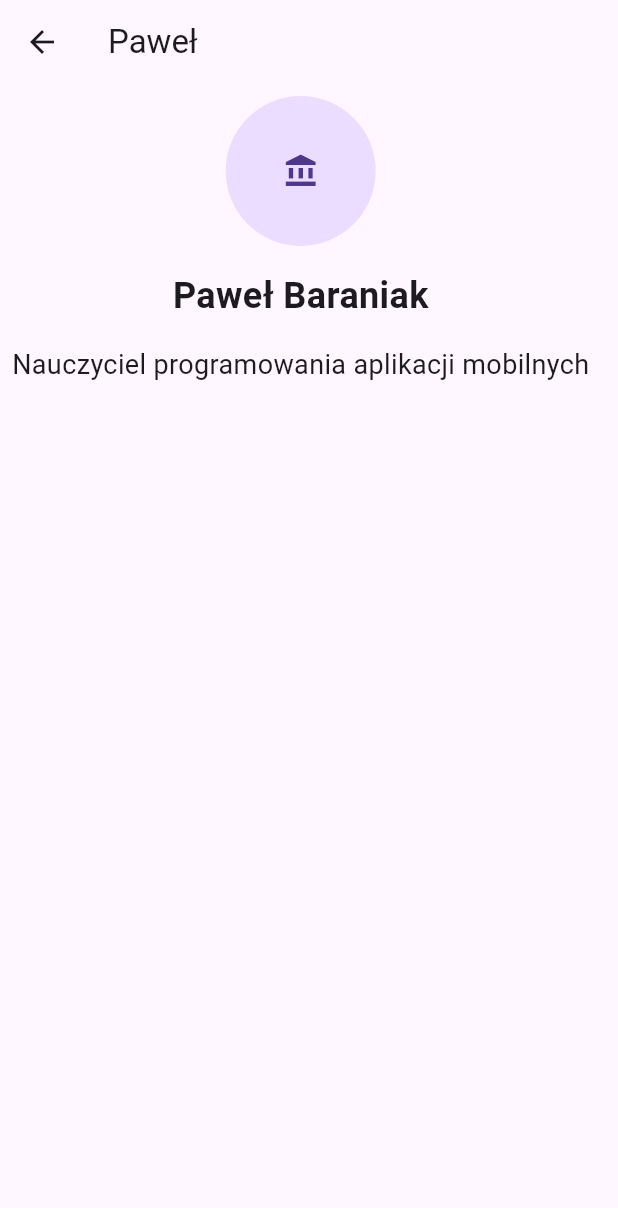
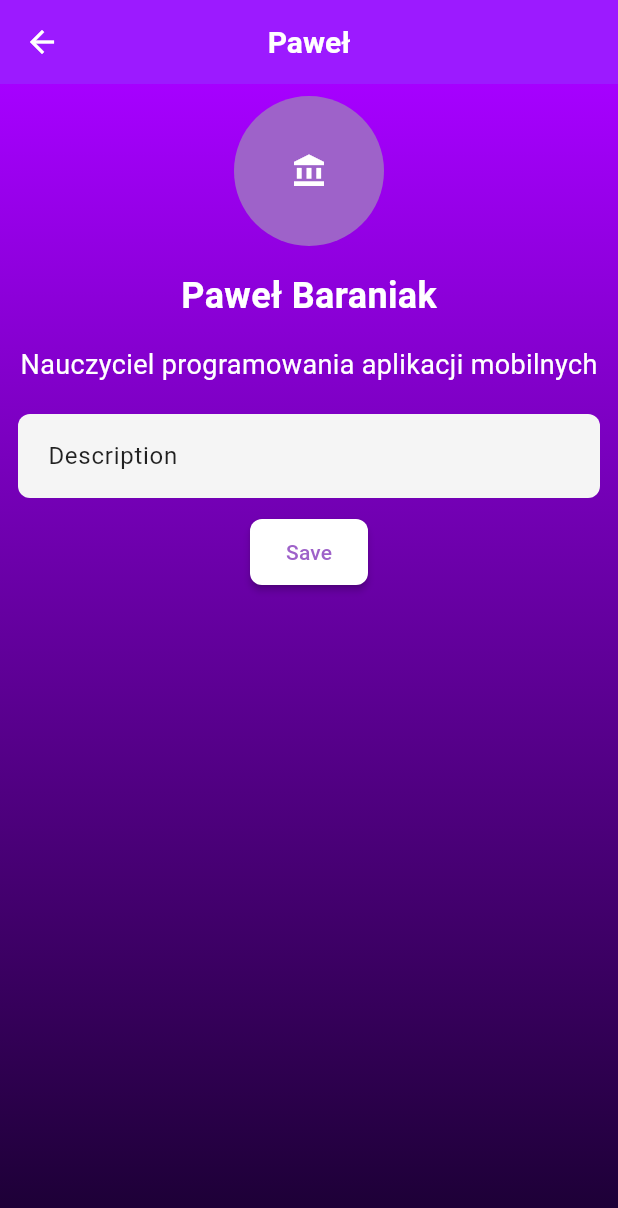
Before and after one commit to TheMalrok/flutter_login_auth_home_classes, a Flutter app: the HomeScreen screen opened directly, after a tap on an icon or button, on a phone screen of 412 x 824 dp. Shown: the top 1208 px of the screen. Run offline on Flutter 3.47's test engine with Material 3 defaults, Android fonts, the phone set to English and light mode, and no system bars; our stand-ins replace like_button, shared_preferences; accounts and stored records are empty.

Commit message:
dodanie przycisku i pola wpisywania opisu

```diff
--- /dev/null
+++ b/lib/customization/themes.dart
@@ -0,0 +1,162 @@
+// ignore_for_file: deprecated_member_use
+
+import 'package:flutter/material.dart';
+
+class AppThemes {
+  /// Light theme for the application
+  static ThemeData lightTheme = ThemeData(
+    // Base theme brightness
+    brightness: Brightness.light,
+
+    // Color scheme
+    colorScheme: ColorScheme.light(
+      primary: const Color.fromARGB(255, 158, 98, 201),
+      onPrimary: Colors.white,
+      secondary: Colors.teal,
+      onSecondary: Colors.white,
+      error: Colors.red,
+      onError: Colors.white,
+      surface: Colors.white,
+      onSurface: Colors.black87,
+    ),
+
+    // Scaffold background color
+    scaffoldBackgroundColor: Colors.cyanAccent[50],
+
+    // AppBar theme
+    appBarTheme: AppBarTheme(
+      elevation: 0,
+      centerTitle: true,
+      backgroundColor: const Color.fromARGB(255, 156, 26, 255),
+      iconTheme: IconThemeData(color: Colors.white),
+      titleTextStyle: TextStyle(
+        color: Colors.white,
+        fontSize: 20,
+        fontWeight: FontWeight.w600,
+      ),
+    ),
+
+    // Card theme
+    cardTheme: CardTheme(
+      elevation: 2,
+      shape: RoundedRectangleBorder(
+        borderRadius: BorderRadius.circular(12),
+      ),
+      color: const Color.fromARGB(255, 199, 199, 199),
+      shadowColor: Colors.black.withOpacity(0.1),
+    ),
+
+    // Button themes
+    elevatedButtonTheme: ElevatedButtonThemeData(
+      style: ElevatedButton.styleFrom(
+        elevation: 2,
+        padding: EdgeInsets.symmetric(horizontal: 24, vertical: 12),
+        shape: RoundedRectangleBorder(
+          borderRadius: BorderRadius.circular(8),
+        ),
+      ),
+    ),
+
+    textButtonTheme: TextButtonThemeData(
+      style: TextButton.styleFrom(
+        padding: EdgeInsets.symmetric(horizontal: 16, vertical: 8),
+      ),
+    ),
+
+    outlinedButtonTheme: OutlinedButtonThemeData(
+      style: OutlinedButton.styleFrom(
+        padding: EdgeInsets.symmetric(horizontal: 24, vertical: 12),
+        side: BorderSide(color: Colors.blue, width: 1.5),
+        shape: RoundedRectangleBorder(
+          borderRadius: BorderRadius.circular(8),
+        ),
+      ),
+    ),
+
+    // Input decoration
+    inputDecorationTheme: InputDecorationTheme(
+      filled: true,
+      fillColor: Colors.grey[100],
+      contentPadding: EdgeInsets.symmetric(horizontal: 16, vertical: 16),
+      border: OutlineInputBorder(
+        borderRadius: BorderRadius.circular(8),
+        borderSide: BorderSide.none,
+      ),
+      enabledBorder: OutlineInputBorder(
+        borderRadius: BorderRadius.circular(8),
+        borderSide: BorderSide.none,
+      ),
+      focusedBorder: OutlineInputBorder(
+        borderRadius: BorderRadius.circular(8),
+        borderSide: BorderSide(color: Colors.blue, width: 2),
+      ),
+      errorBorder: OutlineInputBorder(
+        borderRadius: BorderRadius.circular(8),
+        borderSide: BorderSide(color: Colors.red, width: 2),
+      ),
+      labelStyle: TextStyle(color: Colors.grey[700]),
+    ),
+
+    // Text theme
+    textTheme: TextTheme(
+      displayLarge:
+          TextStyle(color: Colors.black87, fontWeight: FontWeight.bold),
+      displayMedium:
+          TextStyle(color: Colors.black87, fontWeight: FontWeight.bold),
+      displaySmall:
+          TextStyle(color: Colors.black87, fontWeight: FontWeight.bold),
+      headlineMedium:
+          TextStyle(color: Colors.black87, fontWeight: FontWeight.w600),
+      headlineSmall:
+          TextStyle(color: Colors.black87, fontWeight: FontWeight.w600),
+      titleLarge: TextStyle(color: Colors.black87, fontWeight: FontWeight.w600),
+      bodyLarge: TextStyle(color: Colors.black87),
+      bodyMedium: TextStyle(color: Colors.black87),
+    ),
+
+    // Bottom navigation bar theme
+    bottomNavigationBarTheme: BottomNavigationBarThemeData(
+      backgroundColor: Colors.white,
+      selectedItemColor: Colors.blue,
+      unselectedItemColor: Colors.grey[600],
+      type: BottomNavigationBarType.fixed,
+      elevation: 8,
+    ),
+
+    // Floating action button theme
+    floatingActionButtonTheme: FloatingActionButtonThemeData(
+      backgroundColor: Colors.blue,
+      foregroundColor: Colors.white,
+    ),
+
+    // Switch theme
+    switchTheme: SwitchThemeData(
+      trackColor: WidgetStateProperty.resolveWith((states) =>
+          states.contains(WidgetState.selected)
+              ? Colors.blue.withOpacity(0.5)
+              : Colors.grey[300]),
+      thumbColor: WidgetStateProperty.resolveWith((states) =>
+          states.contains(WidgetState.selected)
+              ? Colors.blue
+              : Colors.grey[50]),
+    ),
+
+    // Checkbox theme
+    checkboxTheme: CheckboxThemeData(
+      fillColor: WidgetStateProperty.resolveWith((states) =>
+          states.contains(WidgetState.selected)
+              ? Colors.blue
+              : Colors.grey[300]),
+      shape: RoundedRectangleBorder(
+        borderRadius: BorderRadius.circular(4),
+      ),
+    ),
+
+    // Divider theme
+    dividerTheme: DividerThemeData(
+      space: 1,
+      thickness: 1,
+      color: Colors.grey[300],
+    ),
+  );
+}
--- a/lib/main.dart
+++ b/lib/main.dart
@@ -1,4 +1,5 @@
 import 'package:flutter/material.dart';
+import 'package:flutter_application_1/customization/themes.dart';
 import 'package:flutter_application_1/screens/home_screen.dart';
 import 'package:flutter_application_1/screens/login_screen.dart';
 import 'package:shared_preferences/shared_preferences.dart';
@@ -13,6 +14,7 @@ class MyApp extends StatelessWidget {
   @override
   Widget build(BuildContext context) {
     return MaterialApp(
+      theme: AppThemes.lightTheme,
       debugShowCheckedModeBanner: false,
       title: 'Flutter Demo',
       home: FutureBuilder<bool>(
@@ -20,7 +22,10 @@ class MyApp extends StatelessWidget {
         builder: (context, snapshot) {
           if (snapshot.connectionState == ConnectionState.waiting) {
             return const Scaffold(
-                body: Center(child: CircularProgressIndicator()));
+              body: Center(
+                child: CircularProgressIndicator(),
+              ),
+            );
           }
           return snapshot.data == true
               ? const HomeScreen()
--- a/lib/person_list.dart
+++ b/lib/person_list.dart
@@ -15,18 +15,12 @@ List<Person> personList = [
   Person(
     name: 'Agnieszka',
     isTeacher: false,
-    surname: 'Kowalska',
+    surname: 'Płudowska',
   ),
   Person(
     name: 'Adam',
     isTeacher: false,
     surname: 'Nowak',
-  ),
-  Person(
-    name: "Krzysztof",
-    isTeacher: false,
-    surname: "Polak",
-    description: "Dziadziu dzk",
   ),
   Person(
       name: "Tomek",
@@ -44,5 +38,17 @@ List<Person> personList = [
       name: "Patryk",
       isTeacher: true,
       surname: "Grzyb",
-      description: "charyzmatyczny, piękny, skromy")
+      description: "charyzmatyczny, piękny, skromy"),
+  Person(
+      name: "Aleks",
+      isTeacher: false,
+      surname: "Szlapa",
+      description: "AAAAAAAAAAAAAAAAAAAAAAAAAAAAA"),
+  Person(
+      name: "Antoni", isTeacher: false, surname: "Smaga", description: "COS"),
+  Person(
+      name: "Mikolaj",
+      isTeacher: true,
+      surname: "Lawecki",
+      description: "Sigma"),
 ];
--- a/lib/screens/home_screen.dart
+++ b/lib/screens/home_screen.dart
@@ -22,7 +22,13 @@ class _HomeScreenState extends State<HomeScreen> {
               icon: Icon(Icons.settings))
         ],
       ),
-      body: RefreshIndicator(
+      body: Container(
+        decoration: BoxDecoration(
+            gradient: LinearGradient(colors: [
+          const Color.fromARGB(255, 166, 0, 255),
+          const Color.fromARGB(255, 26, 0, 50),
+        ], begin: Alignment.topCenter, end: Alignment.bottomCenter)),
+        child: RefreshIndicator(
           onRefresh: () {
             setState(() {
               personList.shuffle();
@@ -36,6 +42,7 @@ class _HomeScreenState extends State<HomeScreen> {
             },
           ),
         ),
+      ),
     );
   }
 }
--- a/lib/screens/person_screen.dart
+++ b/lib/screens/person_screen.dart
@@ -1,7 +1,7 @@
 import 'package:flutter/material.dart';
 import 'package:flutter_application_1/classes/person.dart';
 
-class PersonScreen extends StatelessWidget {
+class PersonScreen extends StatefulWidget {
   final Person person;
   const PersonScreen({
     super.key,
@@ -9,42 +9,80 @@ class PersonScreen extends StatelessWidget {
   });
 
   @override
+  State<PersonScreen> createState() => _PersonScreenState();
+}
+
+class _PersonScreenState extends State<PersonScreen> {
+  @override
   Widget build(BuildContext context) {
+    var _textEditingController = TextEditingController();
     return Scaffold(
         appBar: AppBar(
-          title: Text(person.name),
+          title: Text(widget.person.name),
         ),
-        body: Column(
+        body: Container(
+          decoration: BoxDecoration(
+              gradient: LinearGradient(colors: [
+            const Color.fromARGB(255, 166, 0, 255),
+            const Color.fromARGB(255, 26, 0, 50),
+          ], begin: Alignment.topCenter, end: Alignment.bottomCenter)),
+          child: Center(
+            child: Column(
               children: [
                 Padding(
                   padding: const EdgeInsets.all(8.0),
+                  child: Hero(
+                    tag:
+                        "person_icon_${widget.person.name}_${widget.person.surname}",
                     child: CircleAvatar(
                       radius: 50,
-                child: Icon(person.isTeacher
+                      child: Icon(widget.person.isTeacher
                           ? Icons.account_balance
                           : Icons.person_3_rounded),
-              ),
-            ),
-            Padding(
-              padding: const EdgeInsets.all(8.0),
-              child: Text(
-                '${person.name} ${person.surname}',
-                style: const TextStyle(
-                  fontSize: 24,
-                  fontWeight: FontWeight.bold,
                     ),
                   ),
                 ),
                 Padding(
                   padding: const EdgeInsets.all(8.0),
                   child: Text(
-                person.description ?? '',
+                    '${widget.person.name} ${widget.person.surname}',
                     style: const TextStyle(
-                  fontSize: 18,
+                      fontSize: 24,
+                      fontWeight: FontWeight.bold,
+                      color: Colors.white,
                     ),
                   ),
                 ),
+                Padding(
+                  padding: const EdgeInsets.all(8.0),
+                  child: Text(
+                    widget.person.description ?? '',
+                    style: const TextStyle(fontSize: 18, color: Colors.white),
+                  ),
+                ),
+                Padding(
+                  padding: const EdgeInsets.all(12.0),
+                  child: TextField(
+                    controller: _textEditingController,
+                    decoration: InputDecoration(
+                      hintText: 'Description',
+                      border: OutlineInputBorder(
+                        borderRadius: BorderRadius.circular(10),
+                      ),
+                    ),
+                  ),
+                ),
+                ElevatedButton(
+                  onPressed: () {
+                    setState(() {
+                      widget.person.description = _textEditingController.text;
+                    });
+                  },
+                  child: const Text('Save'),
+                ),
               ],
+            ),
+          ),
         ));
   }
 }
--- a/lib/widgets/item_widget.dart
+++ b/lib/widgets/item_widget.dart
@@ -18,10 +18,12 @@ class Item extends StatelessWidget {
               builder: (context) => PersonScreen(person: person)));
         },
         child: ListTile(
-          leading: CircleAvatar(
-              child: Icon(person.isTeacher
-                  ? Icons.account_balance
-                  : Icons.person_3_rounded)),
+          leading: Hero(
+            tag: "person_icon_${person.name}_${person.surname}",
+            child: CircleAvatar(
+                child: Icon(
+                    person.isTeacher ? Icons.book : Icons.person_3_rounded)),
+          ),
           title: Text('${person.name} ${person.surname}'),
           subtitle: Text(person.description ?? ''),
           trailing: Icon(Icons.arrow_forward_ios),
```
Lines whose indentation alone changed are shown as unchanged.
